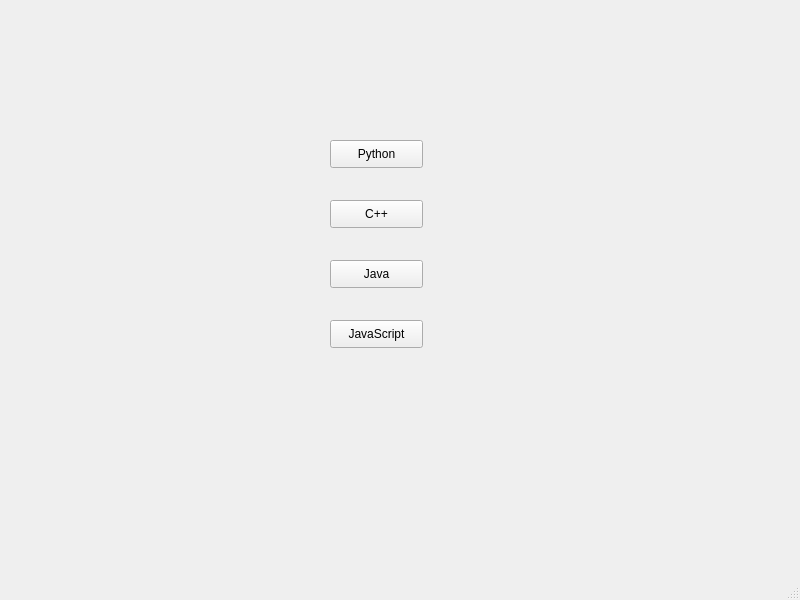
First picture: the form in view/course_view.ui, repository farhadarziev/finalProject, before the edit.
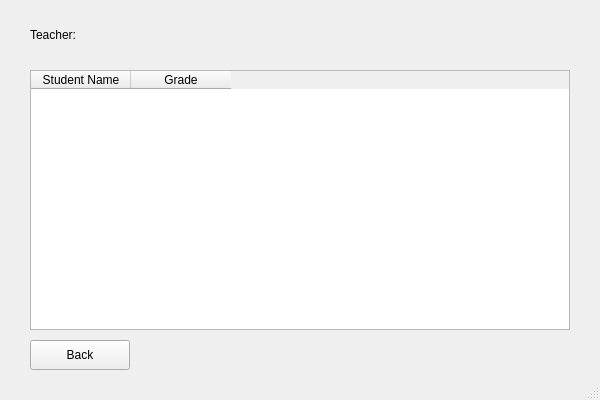
Second picture: the form after the edit.

```diff
--- a/view/course_view.ui
+++ b/view/course_view.ui
@@ -3,69 +3,33 @@
  <class>MainWindow</class>
  <widget class="QMainWindow" name="MainWindow">
   <property name="geometry">
-   <rect>
-    <x>0</x>
-    <y>0</y>
-    <width>800</width>
-    <height>600</height>
-   </rect>
+   <rect><x>0</x><y>0</y><width>600</width><height>400</height></rect>
   </property>
   <property name="windowTitle">
    <string>MainWindow</string>
   </property>
   <widget class="QWidget" name="centralwidget">
-   <widget class="QPushButton" name="btn_python">
-    <property name="geometry">
-     <rect>
-      <x>330</x>
-      <y>140</y>
-      <width>93</width>
-      <height>28</height>
-     </rect>
-    </property>
-    <property name="text">
-     <string>Python</string>
-    </property>
+
+   <widget class="QLabel" name="label_teacher">
+    <property name="geometry"><rect><x>30</x><y>20</y><width>500</width><height>30</height></rect></property>
+    <property name="text"><string>Teacher: </string></property>
    </widget>
-   <widget class="QPushButton" name="btn_c">
-    <property name="geometry">
-     <rect>
-      <x>330</x>
-      <y>200</y>
-      <width>93</width>
-      <height>28</height>
-     </rect>
-    </property>
-    <property name="text">
-     <string>C++</string>
-    </property>
+
+   <widget class="QTableWidget" name="table_students">
+    <property name="geometry"><rect><x>30</x><y>70</y><width>540</width><height>260</height></rect></property>
+    <column>
+     <property name="text"><string>Student Name</string></property>
+    </column>
+    <column>
+     <property name="text"><string>Grade</string></property>
+    </column>
    </widget>
-   <widget class="QPushButton" name="btn_java">
-    <property name="geometry">
-     <rect>
-      <x>330</x>
-      <y>260</y>
-      <width>93</width>
-      <height>28</height>
-     </rect>
-    </property>
-    <property name="text">
-     <string>Java</string>
-    </property>
+
+   <widget class="QPushButton" name="btn_back">
+    <property name="geometry"><rect><x>30</x><y>340</y><width>100</width><height>30</height></rect></property>
+    <property name="text"><string>Back</string></property>
    </widget>
-   <widget class="QPushButton" name="btn_js">
-    <property name="geometry">
-     <rect>
-      <x>330</x>
-      <y>320</y>
-      <width>93</width>
-      <height>28</height>
-     </rect>
-    </property>
-    <property name="text">
-     <string>JavaScript</string>
-    </property>
-   </widget>
+
   </widget>
   <widget class="QMenuBar" name="menubar">
    <property name="geometry">
```
Left out of the diff: 18 changed lines with no effect on the pictures.
